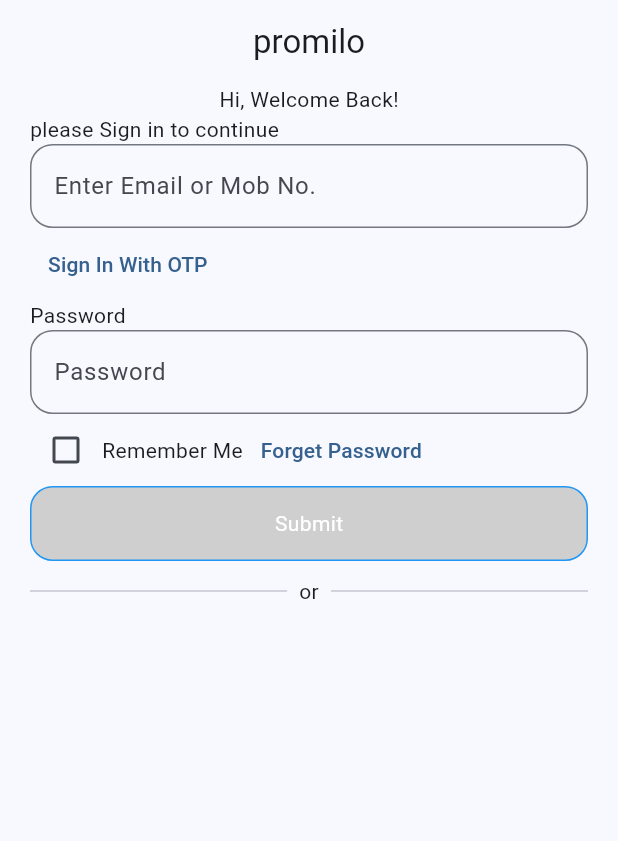
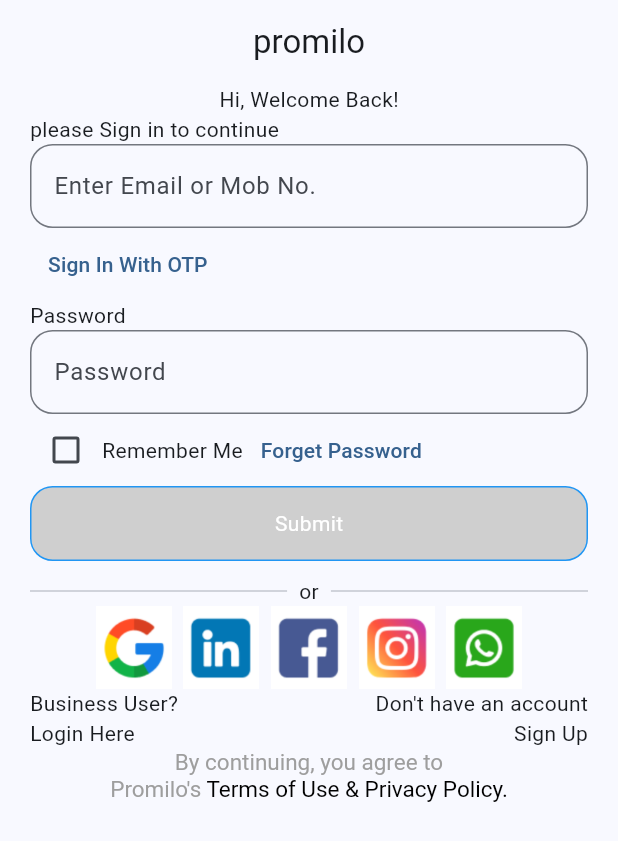
Before and after one commit to BIBINKB97/Machine-test-screens, a Flutter app: the screen it shows after launch, on a phone screen of 412 x 824 dp. Shown: the top 841 px of the screen. Run offline on Flutter 3.47's test engine with Material 3 defaults, Android fonts, the phone set to English and light mode, and no system bars.

Commit message:
Login Page UI completed

```diff
--- a/lib/screens/login_screen/login_screen.dart
+++ b/lib/screens/login_screen/login_screen.dart
@@ -42,12 +42,22 @@ class _LoginPageState
                 children: [
                   Text("please Sign in to continue"),
                   TextFormField(
-                    decoration: InputDecoration(hintText: "Enter Email or Mob No.", border: OutlineInputBorder(borderRadius: BorderRadius.circular(15))),
+                    decoration: InputDecoration(
+                      hintText: "Enter Email or Mob No.",
+                      border: OutlineInputBorder(
+                        borderRadius: BorderRadius.circular(15),
+                      ),
+                    ),
                   ),
                   TextButton(onPressed: () {}, child: Text("Sign In With OTP")),
                   Text("Password"),
                   TextFormField(
-                    decoration: InputDecoration(hintText: "Password", border: OutlineInputBorder(borderRadius: BorderRadius.circular(15))),
+                    decoration: InputDecoration(
+                      hintText: "Password",
+                      border: OutlineInputBorder(
+                        borderRadius: BorderRadius.circular(15),
+                      ),
+                    ),
                   ),
                   Row(
                     children: [
@@ -65,7 +75,11 @@ class _LoginPageState
                   ),
                   Container(
                     height: 50,
-                    decoration: BoxDecoration(color: const Color.fromARGB(255, 207, 207, 207), border: Border.all(color: Colors.blue), borderRadius: BorderRadius.circular(15)),
+                    decoration: BoxDecoration(
+                      color: const Color.fromARGB(255, 207, 207, 207),
+                      border: Border.all(color: Colors.blue),
+                      borderRadius: BorderRadius.circular(15),
+                    ),
                     child: Center(
                         child: Text(
                       "Submit",
@@ -80,7 +94,7 @@ class _LoginPageState
             ),
             Row(
               mainAxisAlignment: MainAxisAlignment.center,
-              children: [
+              children: const [
                 Expanded(
                   child: Divider(),
                 ),
@@ -92,6 +106,54 @@ class _LoginPageState
                   child: Divider(),
                 ),
               ],
+            ),
+            SizedBox(
+              height: 55,
+              width: 300,
+              child: Row(
+                mainAxisAlignment: MainAxisAlignment.spaceEvenly,
+                children: const [
+                  Image(image: AssetImage("assets/images/google.png")),
+                  Image(image: AssetImage("assets/images/LinkedIn.png")),
+                  Image(image: AssetImage("assets/images/FB.png")),
+                  Image(image: AssetImage("assets/images/Instagram.png")),
+                  Image(image: AssetImage("assets/images/Whatsapp.png")),
+                ],
+              ),
+            ),
+            Row(
+              mainAxisAlignment: MainAxisAlignment.spaceBetween,
+              children: const [
+                Column(
+                  crossAxisAlignment: CrossAxisAlignment.start,
+                  children: [
+                    Text("Business User?"),
+                    Text("Login Here")
+                  ],
+                ),
+                Column(
+                  crossAxisAlignment: CrossAxisAlignment.end,
+                  children: [
+                    Text("Don't have an account"),
+                    Text("Sign Up")
+                  ],
+                ),
+              ],
+            ),
+            RichText(
+              textAlign: TextAlign.center,
+              text: TextSpan(
+                style: TextStyle(fontSize: 15, color: Colors.black),
+                children: const [
+                  TextSpan(
+                    text: "By continuing, you agree to\nPromilo's ",
+                    style: TextStyle(color: Colors.grey),
+                  ),
+                  TextSpan(
+                    text: "Terms of Use & Privacy Policy.",
+                  ),
+                ],
+              ),
             )
           ],
         ),
```
Also changed, not shown: pubspec.yaml (+4 -8 lines).
